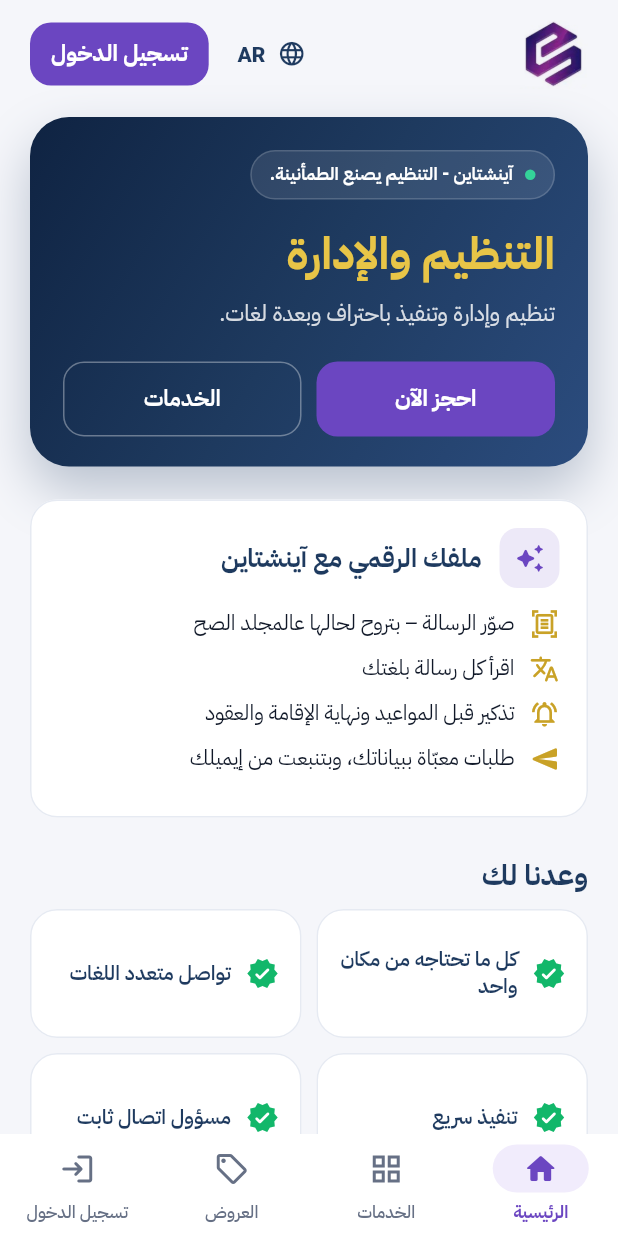
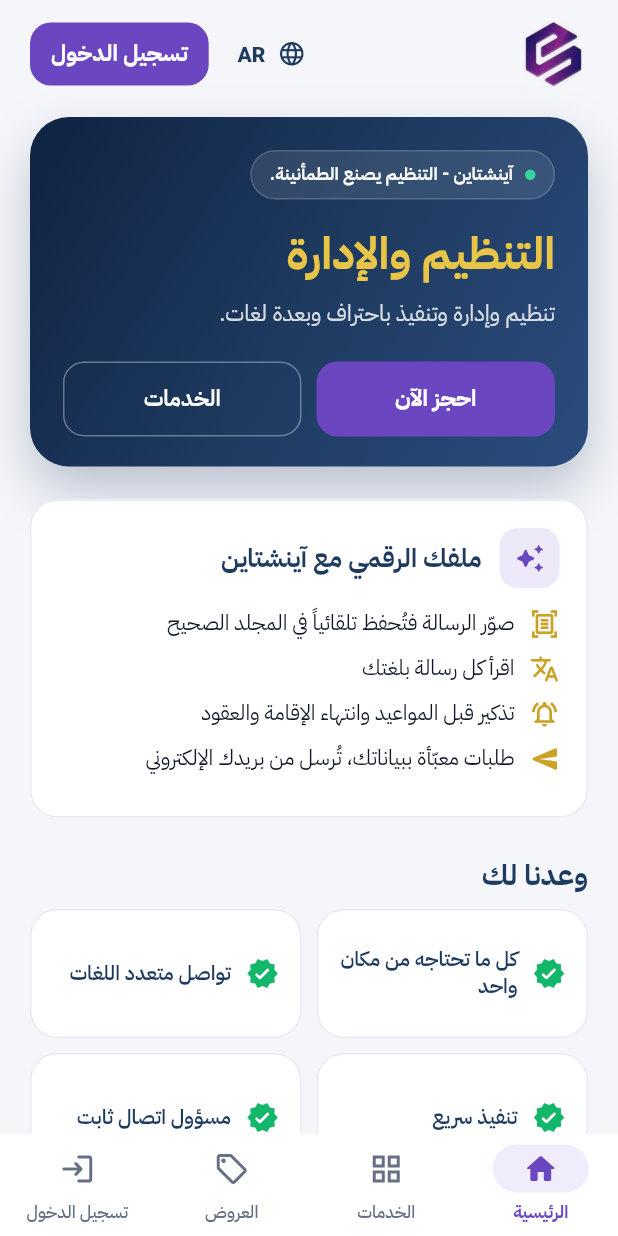
Before and after one commit to einstein-digital-it/einstein-dienstleistung, a Flutter app: the screen it shows after launch, on a phone screen of 412 x 824 dp. Run offline on Flutter 3.47's test engine with Material 3 defaults, Android fonts, the phone set to English and light mode, and no system bars; our stand-ins replace file_picker, get, image_picker, open_filex, pdf, share_plus and 1 more; missing offline and left inert: flutter_email_sender.

Commit message:
Arabic texts in Modern Standard Arabic
Co-Authored-By: Claude Opus 5.5 <noreply@anthropic.com>

```diff
--- a/mobile/user_einstein/lib/app/lang/files_translations.dart
+++ b/mobile/user_einstein/lib/app/lang/files_translations.dart
@@ -132,28 +132,28 @@ const Map<String, String> filesEn = {
 };
 
 const Map<String, String> filesAr = {
-  'abo_limit': 'لحد @limit ورقة بالشهر',
-  'abo_usage': '@used من @limit ورقة هالشهر',
-  'abo_limit_reached': 'خلص رصيدك لهالشهر. الأوراق الجديدة بتنحفظ بس.',
-  'files_too_long': 'هالملف طويل كتير عالترجمة التلقائية، فانحفظ بس.',
+  'abo_limit': 'حتى @limit ورقة شهرياً',
+  'abo_usage': '@used من @limit ورقة هذا الشهر',
+  'abo_limit_reached': 'انتهى رصيدك لهذا الشهر. تُحفظ الأوراق الجديدة فقط دون ترتيب أو ترجمة.',
+  'files_too_long': 'هذا المستند طويل جداً على الترجمة التلقائية، لذلك تم حفظه فقط.',
   'files_share': 'مشاركة',
-  'files_share_error': 'ما قدرنا نجهّز الملفات للمشاركة.',
+  'files_share_error': 'تعذّر تجهيز الملفات للمشاركة.',
   'cases_title': 'ملفاتي الخاصة',
   'cases_new': 'ملف جديد',
   'cases_create': 'إنشاء',
   'cases_name_hint': 'الاسم، مثلاً Max Mustermann',
-  'cases_empty': 'أنشئ ملف وارفع أوراقك، ومع الاشتراك بتترتب لحالها بمجلدات مرقمة.',
-  'case_upload': 'ارفع الأوراق',
-  'case_uploading': 'عم نرفع @done من @total…',
-  'case_upload_failed': 'ما قدرنا نرفع @count ملف.',
-  'case_from_gallery': 'اختار صور',
-  'case_from_files': 'اختار ملفات (PDF)',
-  'case_empty': 'لسا ما في أوراق. ارفعها كلها مرة وحدة.',
-  'case_unsorted': 'بدون ترتيب',
+  'cases_empty': 'أنشئ ملفاً وارفع أوراقك، ومع الاشتراك تُرتَّب تلقائياً في مجلدات مرقّمة.',
+  'case_upload': 'رفع الأوراق',
+  'case_uploading': 'جارٍ رفع @done من @total…',
+  'case_upload_failed': 'تعذّر رفع @count ملف.',
+  'case_from_gallery': 'اختر صوراً',
+  'case_from_files': 'اختر ملفات (PDF)',
+  'case_empty': 'لا توجد أوراق بعد. يمكنك رفعها كلها دفعة واحدة.',
+  'case_unsorted': 'غير مرتّبة',
   'case_delete': 'حذف الملف',
-  'case_delete_confirm': 'بدك تحذف هالملف وكل أوراقه نهائياً؟',
-  'case_load_error': 'ما قدرنا نحمّل هالملف.',
-  'case_create_error': 'ما قدرنا ننشئ الملف.',
+  'case_delete_confirm': 'هل تريد حذف هذا الملف وجميع أوراقه نهائياً؟',
+  'case_load_error': 'تعذّر تحميل هذا الملف.',
+  'case_create_error': 'تعذّر إنشاء الملف.',
   'nav_documents': 'ملفي',
   'nav_profile': 'حسابي',
   'nav_bookings': 'حجوزاتي',
@@ -161,67 +161,67 @@ const Map<String, String> filesAr = {
   'see_all': 'عرض الكل',
   'cancel': 'إلغاء',
   'quick_book': 'احجز خدمة',
-  'quick_book_sub': 'موعد بدقائق',
-  'quick_files_sub': 'كل أوراقك',
-  'quick_forms_sub': 'منعبّيها عنك',
+  'quick_book_sub': 'موعد خلال دقائق',
+  'quick_files_sub': 'جميع أوراقك',
+  'quick_forms_sub': 'نعبّئها نيابةً عنك',
   'quick_support': 'الدعم',
-  'quick_support_sub': 'نحن هون لنساعدك',
+  'quick_support_sub': 'نحن هنا لمساعدتك',
   'feature_title': 'ملفك الرقمي مع آينشتاين',
-  'feature_scan': 'صوّر الرسالة – بتروح لحالها عالمجلد الصح',
+  'feature_scan': 'صوّر الرسالة فتُحفظ تلقائياً في المجلد الصحيح',
   'feature_translate': 'اقرأ كل رسالة بلغتك',
-  'feature_remind': 'تذكير قبل المواعيد ونهاية الإقامة والعقود',
-  'feature_forms': 'طلبات معبّاة ببياناتك، وبتنبعت من إيميلك',
+  'feature_remind': 'تذكير قبل المواعيد وانتهاء الإقامة والعقود',
+  'feature_forms': 'طلبات معبّأة ببياناتك، تُرسل من بريدك الإلكتروني',
   'files_title': 'ملفي',
-  'files_subtitle': 'كل أوراقك مرتبة حسب الجهة.',
+  'files_subtitle': 'جميع أوراقك مرتّبة حسب الجهة.',
   'files_folders': 'المجلدات',
-  'prices_gross_note': 'كل الأسعار شاملة ضريبة 19%، إلا إذا مكتوب غير هيك.',
-  'files_tile_empty': 'فاضي',
+  'prices_gross_note': 'جميع الأسعار شاملة ضريبة القيمة المضافة 19%، ما لم يُذكر خلاف ذلك.',
+  'files_tile_empty': 'فارغ',
   'files_tile_count': '@count ملف',
-  'files_recent': 'آخر المستندات',
-  'files_empty_dashboard': 'لسا ما في مستندات. ارفع أول رسالة.',
-  'files_load_error': 'ما قدرنا نحمّل ملفك. اسحب لتحديث الصفحة.',
-  'files_upload': 'ارفع رسالة',
+  'files_recent': 'أحدث المستندات',
+  'files_empty_dashboard': 'لا توجد مستندات بعد. ارفع رسالتك الأولى.',
+  'files_load_error': 'تعذّر تحميل ملفك. اسحب الشاشة للأسفل للتحديث.',
+  'files_upload': 'رفع رسالة',
   'files_uploading': 'جارٍ الرفع…',
-  'files_upload_title': 'ارفع الرسالة – ونحن منرتبها ومنترجمها',
-  'files_upload_desc': 'صوّر الورقة أو اختار PDF. بتنحط لحالها بالمجلد الصح وبتقدر تقرأها بلغتك.',
-  'files_ai_note': 'الملفات بتتحلل تلقائياً بواسطة Claude (Anthropic). الترجمة للمساعدة وليست ترجمة محلّفة.',
-  'files_from_camera': 'صوّر بالكاميرا',
-  'files_from_gallery': 'اختار من الصور',
-  'files_from_file': 'اختار ملف (PDF)',
-  'files_pick_error': 'ما قدرنا نفتح الملف.',
+  'files_upload_title': 'ارفع الرسالة ونحن نرتّبها ونترجمها',
+  'files_upload_desc': 'صوّر الورقة أو اختر ملف PDF، فتُحفظ تلقائياً في المجلد الصحيح ويمكنك قراءتها بلغتك.',
+  'files_ai_note': 'تُحلَّل الملفات تلقائياً بواسطة Claude (Anthropic). الترجمة للمساعدة فقط وليست ترجمة محلّفة.',
+  'files_from_camera': 'التقط صورة',
+  'files_from_gallery': 'اختر من الصور',
+  'files_from_file': 'اختر ملفاً (PDF)',
+  'files_pick_error': 'تعذّر فتح الملف.',
   'files_uploaded': 'تم الرفع',
-  'files_processing_hint': 'عم نرتبها ونترجمها – بتاخد تقريباً دقيقة.',
-  'files_upload_error': 'فشل الرفع. حاول مرة تانية.',
-  'files_processing': 'عم نرتّب ونترجم رسائلك…',
+  'files_processing_hint': 'جارٍ ترتيبها وترجمتها، ويستغرق ذلك نحو دقيقة.',
+  'files_upload_error': 'فشل الرفع. يرجى المحاولة مرة أخرى.',
+  'files_processing': 'جارٍ ترتيب رسائلك وترجمتها…',
   'files_processing_short': 'جارٍ الترجمة…',
   'files_by_einstein': 'من آينشتاين',
   'files_add_here': 'إضافة',
-  'files_folder_empty': 'لسا ما في مستندات بهالمجلد.',
+  'files_folder_empty': 'لا توجد مستندات في هذا المجلد بعد.',
   'files_not_found': 'المستند غير موجود.',
   'files_delete': 'حذف',
-  'files_delete_confirm': 'بدك تحذف هالمستند نهائياً؟',
-  'files_delete_error': 'ما قدرنا نحذف المستند.',
-  'files_open_error': 'ما قدرنا نفتح الملف.',
-  'files_translate_error': 'ما قدرنا نبلّش الترجمة.',
+  'files_delete_confirm': 'هل تريد حذف هذا المستند نهائياً؟',
+  'files_delete_error': 'تعذّر حذف المستند.',
+  'files_open_error': 'تعذّر فتح الملف.',
+  'files_translate_error': 'تعذّر بدء الترجمة.',
   'files_from': 'من',
-  'files_deadline': 'آخر موعد',
+  'files_deadline': 'الموعد النهائي',
   'files_summary': 'باختصار',
   'files_translation': 'الترجمة',
-  'files_translation_note': 'ترجمة تلقائية للفهم – ليست ترجمة محلّفة.',
-  'files_open_original': 'افتح الأصل',
-  'files_translate_mine': 'ترجمها للغتي',
-  'reminders_title': 'تذكيرات',
+  'files_translation_note': 'ترجمة تلقائية للفهم، وليست ترجمة محلّفة.',
+  'files_open_original': 'فتح الأصل',
+  'files_translate_mine': 'ترجمتها إلى لغتي',
+  'reminders_title': 'التذكيرات',
   'reminder_overdue': 'متأخر',
   'reminder_today': 'اليوم',
   'reminder_days': 'بعد @days يوم',
-  'reminder_open_letter': 'افتح الرسالة',
+  'reminder_open_letter': 'فتح الرسالة',
   'reminder_done': 'تم',
-  'folder_jobcenter': 'الجوب سنتر',
+  'folder_jobcenter': 'مركز العمل (Jobcenter)',
   'folder_auslaenderbehoerde': 'دائرة الأجانب',
-  'folder_finanzamt': 'الضرائب',
-  'folder_familienkasse': 'الكيندرغلد',
+  'folder_finanzamt': 'مكتب الضرائب',
+  'folder_familienkasse': 'إعانة الأطفال',
   'folder_krankenkasse': 'التأمين الصحي',
-  'folder_rentenversicherung': 'التقاعد',
+  'folder_rentenversicherung': 'التأمين التقاعدي',
   'folder_wohnen': 'السكن',
   'folder_arbeit': 'العمل',
   'folder_schule': 'المدرسة',
@@ -229,37 +229,37 @@ const Map<String, String> filesAr = {
   'folder_versicherung': 'التأمينات',
   'folder_sonstiges': 'أخرى',
   'forms_title': 'الطلبات',
-  'forms_subtitle': 'منعبّي الرسالة ببياناتك – وإنت بتبعتها من إيميلك.',
-  'forms_load_error': 'ما قدرنا نحمّل الطلبات.',
+  'forms_subtitle': 'نعبّئ الرسالة ببياناتك، وترسلها أنت من بريدك الإلكتروني.',
+  'forms_load_error': 'تعذّر تحميل الطلبات.',
   'forms_ready': 'جاهز للإرسال',
-  'forms_missing_count': 'ناقص @count معلومات',
-  'forms_step1': 'اختار الطلب',
-  'forms_step2': 'منعبّي بياناتك',
-  'forms_step3': 'ابعته من إيميلك',
+  'forms_missing_count': 'تنقص @count معلومات',
+  'forms_step1': 'اختر الطلب',
+  'forms_step2': 'نعبّئ بياناتك',
+  'forms_step3': 'أرسله من بريدك',
   'forms_needed': 'مطلوب',
-  'forms_send': 'جهّز PDF وابعت',
+  'forms_send': 'إنشاء PDF وإرساله',
   'forms_your_data': 'بياناتك',
-  'forms_application_data': 'لهالطلب',
-  'forms_preview': 'الرسالة (بالألماني)',
-  'forms_mail_note': 'بيفتح تطبيق الإيميل عندك والرسالة مرفقة. راجعها واكبس إرسال – بتنبعت من إيميلك أنت. ونسخة بتنحفظ بملفك.',
-  'forms_saved_web': 'انحفظت الرسالة بملفك. ابعتها من التطبيق على الموبايل.',
-  'forms_no_mail_app': 'ما في تطبيق إيميل. الرسالة محفوظة بملفك.',
-  'forms_send_error': 'ما قدرنا نجهّز الرسالة.',
-  'abo_title': 'ترتيب وترجمة',
-  'abo_pitch': 'منرتّب كل رسالة بالمجلد الصح، ومنترجمها للغتك، ومنذكّرك بالمواعيد.',
-  'abo_price': '@price € بالشهر شامل الضريبة · بتقدر تلغي أي وقت',
+  'forms_application_data': 'بيانات هذا الطلب',
+  'forms_preview': 'الرسالة (باللغة الألمانية)',
+  'forms_mail_note': 'سيُفتح تطبيق البريد الإلكتروني مع إرفاق الرسالة. راجعها ثم اضغط إرسال، فتُرسل من عنوانك أنت. وتُحفظ نسخة منها في ملفك.',
+  'forms_saved_web': 'حُفظت الرسالة في ملفك. أرسلها من التطبيق على هاتفك.',
+  'forms_no_mail_app': 'لا يوجد تطبيق بريد إلكتروني. الرسالة محفوظة في ملفك.',
+  'forms_send_error': 'تعذّر إنشاء الرسالة.',
+  'abo_title': 'الترتيب والترجمة',
+  'abo_pitch': 'نرتّب كل رسالة في المجلد الصحيح، ونترجمها إلى لغتك، ونذكّرك بالمواعيد.',
+  'abo_price': '@price € شهرياً شاملة الضريبة · يمكنك الإلغاء في أي وقت',
   'abo_subscribe': 'اشترك',
-  'abo_pending': 'كمّل الدفع، وبعدين اسحب الشاشة لتحت لتتحدّث.',
-  'abo_start_error': 'ما قدرنا نبلّش الدفع.',
-  'abo_active': 'الترتيب والترجمة شغّالين',
-  'abo_active_until': 'شغّال لـ @date',
+  'abo_pending': 'أكمل عملية الدفع، ثم اسحب الشاشة للأسفل للتحديث.',
+  'abo_start_error': 'تعذّر بدء عملية الدفع.',
+  'abo_active': 'خدمة الترتيب والترجمة مفعّلة',
+  'abo_active_until': 'مفعّل حتى @date',
   'abo_cancel': 'إلغاء الاشتراك',
-  'abo_keep': 'خلّيه',
-  'abo_cancel_confirm': 'الاشتراك بيضل شغّال لآخر الشهر المدفوع.',
-  'abo_cancelled': 'انلغى. شغّال لـ @date.',
-  'abo_cancel_error': 'ما قدرنا نلغي الاشتراك.',
-  'abo_stored_only': 'انحفظت بملفك. اشترك لنرتّبها ونترجمها.',
-  'abo_needed': 'الترجمة جزء من الاشتراك (@price € بالشهر).',
+  'abo_keep': 'الإبقاء عليه',
+  'abo_cancel_confirm': 'يبقى الاشتراك مفعّلاً حتى نهاية الشهر المدفوع.',
+  'abo_cancelled': 'تم الإلغاء. مفعّل حتى @date.',
+  'abo_cancel_error': 'تعذّر إلغاء الاشتراك.',
+  'abo_stored_only': 'حُفظت في ملفك. اشترك لترتيبها وترجمتها.',
+  'abo_needed': 'الترجمة جزء من الاشتراك (@price € شهرياً).',
 };
 
 const Map<String, String> filesDe = {
```
Also changed, not shown: 1 other file.
